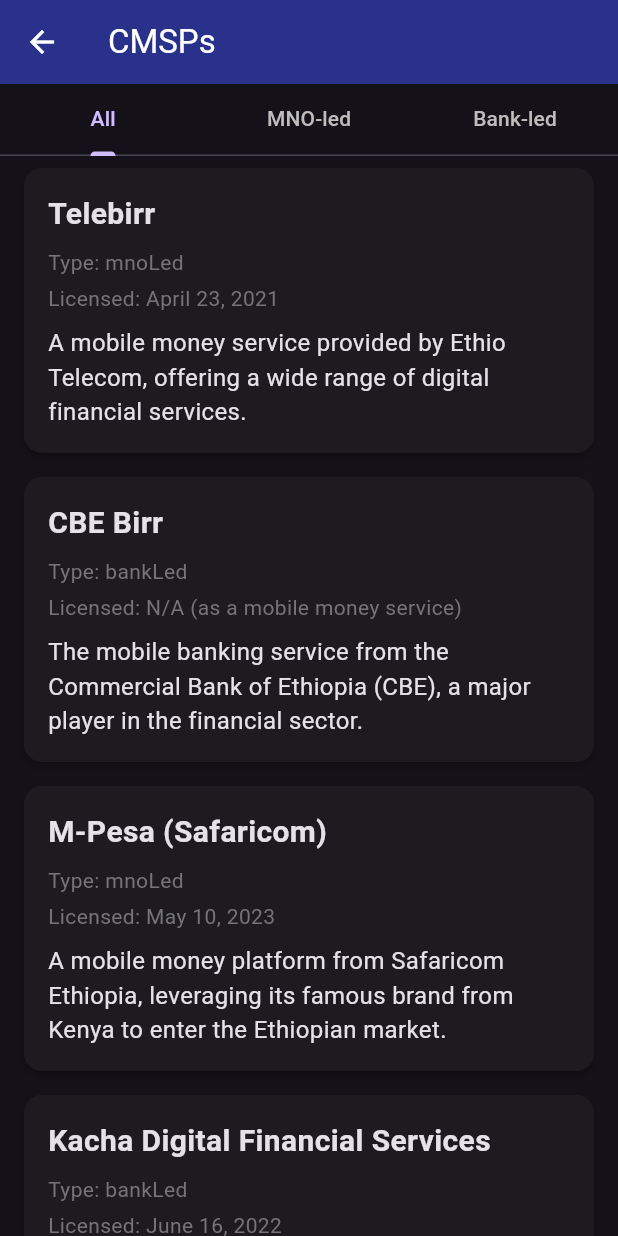
After one commit to Stocet/learning_path, a Flutter app: the screen it shows after launch, after a tap on the "nightlight round" icon, after a tap on "CMSPs", on a phone screen of 412 x 824 dp. The commit adds this screen. Run offline on Flutter 3.47's test engine with Material 3 defaults, Android fonts, the phone set to English and light mode, and no system bars.

Commit message:
cmsp is done

```diff
--- /dev/null
+++ b/lib/data/cmsp_data.dart
@@ -0,0 +1,95 @@
+// cmsp_data.dart
+enum CMSPType {
+  all,
+  mnoLed, // Mobile Network Operator-led
+  bankLed, // Bank-led
+}
+
+class CMSP {
+  final String name;
+  final CMSPType type;
+  final String licensedDate;
+  final String summary;
+  final String background;
+  final String goals;
+  final String capital;
+
+  CMSP({
+    required this.name,
+    required this.type,
+    required this.licensedDate,
+    required this.summary,
+    required this.background,
+    required this.goals,
+    required this.capital,
+  });
+}
+
+// Mock CMSP data for Ethiopia
+final List<CMSP> mockCMSPs = [
+  CMSP(
+    name: 'Telebirr',
+    type: CMSPType.mnoLed,
+    licensedDate: 'April 23, 2021',
+    summary:
+        'A mobile money service provided by Ethio Telecom, offering a wide range of digital financial services.',
+    background:
+        'Launched by the state-owned telecom company, Ethio Telecom, to facilitate cashless transactions and boost financial inclusion. It was the first mobile network operator-led financial service in Ethiopia.',
+    goals:
+        'To provide a secure and convenient mobile money platform, expand financial services to unbanked populations, and enable digital payments for goods and services.',
+    capital:
+        'Backed by the significant capital and infrastructure of Ethio Telecom.',
+  ),
+  CMSP(
+    name: 'CBE Birr',
+    type: CMSPType.bankLed,
+    licensedDate: 'N/A (as a mobile money service)',
+    summary:
+        'The mobile banking service from the Commercial Bank of Ethiopia (CBE), a major player in the financial sector.',
+    background:
+        'As the largest bank in Ethiopia, CBE introduced CBE Birr to leverage its vast customer base and agent network for mobile financial services. It is a key part of the bank\'s digital transformation strategy.',
+    goals:
+        'To extend banking services beyond physical branches, provide a simple and accessible platform for transactions, and promote digital payments among its millions of customers.',
+    capital:
+        'Supported by the substantial capital and financial backing of the Commercial Bank of Ethiopia.',
+  ),
+  CMSP(
+    name: 'M-Pesa (Safaricom)',
+    type: CMSPType.mnoLed,
+    licensedDate: 'May 10, 2023',
+    summary:
+        'A mobile money platform from Safaricom Ethiopia, leveraging its famous brand from Kenya to enter the Ethiopian market.',
+    background:
+        'Following its successful launch in Kenya, Safaricom brought its widely-known M-Pesa platform to Ethiopia. It aims to replicate its success by providing a robust and inclusive mobile money ecosystem.',
+    goals:
+        'To become a leading mobile money provider in Ethiopia, offering essential services like person-to-person transfers, merchant payments, and international remittances.',
+    capital:
+        'Part of the substantial investment by Safaricom and its consortium in the Ethiopian telecommunications and financial sectors.',
+  ),
+  CMSP(
+    name: 'Kacha Digital Financial Services',
+    type: CMSPType.bankLed,
+    licensedDate: 'June 16, 2022',
+    summary:
+        'A digital financial services provider, licensed by the National Bank of Ethiopia, offering a new alternative in the market.',
+    background:
+        'Kacha is a standalone digital financial services provider, backed by a consortium of banks, fintech companies, and other partners. It was the first to receive a Payment Instrument Issuer license from NBE.',
+    goals:
+        'To bridge the gap in digital financial services, focusing on innovative solutions and partnerships to serve a broader audience, including rural communities.',
+    capital:
+        'Backed by a significant initial investment from its consortium of founders.',
+  ),
+  CMSP(
+    name: 'Yaya Payment Instrument Issuer',
+    type: CMSPType.bankLed,
+    licensedDate: 'October 13, 2023',
+    summary:
+        'Another key player in the digital payments space, offering a range of services to both individuals and businesses.',
+    background:
+        'Yaya is a payment instrument issuer that aims to be a comprehensive digital wallet, providing services that go beyond basic transfers to include e-commerce and bill payments.',
+    goals:
+        'To build a robust digital ecosystem for payments, fostering a cashless society and providing user-friendly financial tools.',
+    capital:
+        'Funded by a group of investors and partners to compete in the growing digital finance market.',
+  ),
+];
--- a/lib/main.dart
+++ b/lib/main.dart
@@ -1,76 +1,190 @@
 import 'package:flutter/material.dart';
 import 'package:stocet_learning_path/pages/bond_list_screen.dart';
+import 'package:stocet_learning_path/pages/cmsp_list_screen.dart';
 import 'package:stocet_learning_path/pages/stock_list_screen.dart';
 
 void main() {
   runApp(const MyApp());
 }
 
-class MyApp extends StatelessWidget {
+class MyApp extends StatefulWidget {
   const MyApp({super.key});
 
   @override
+  State<MyApp> createState() => _MyAppState();
+}
+
+class _MyAppState extends State<MyApp> {
+  final ValueNotifier<ThemeMode> _themeNotifier = ValueNotifier(
+    ThemeMode.light,
+  );
+
+  @override
   Widget build(BuildContext context) {
+    return ValueListenableBuilder<ThemeMode>(
+      valueListenable: _themeNotifier,
+      builder: (_, mode, __) {
         return MaterialApp(
-      title: 'Mobile Viewer',
+          title: 'CMSP Explorer',
+          // Light theme
           theme: ThemeData(
-        primarySwatch: Colors.blueGrey,
+            primarySwatch: Colors.indigo,
+            brightness: Brightness.light,
             visualDensity: VisualDensity.adaptivePlatformDensity,
             appBarTheme: const AppBarTheme(
-          backgroundColor: Colors.blueGrey,
+              backgroundColor: Colors.indigo,
               foregroundColor: Colors.white,
               elevation: 4,
             ),
             cardTheme: CardTheme(
               elevation: 2,
               shape: RoundedRectangleBorder(
-            borderRadius: BorderRadius.circular(10),
+                borderRadius: BorderRadius.circular(12),
               ),
               margin: const EdgeInsets.symmetric(vertical: 8, horizontal: 16),
             ),
           ),
-      home: const MainScreen(),
+          // Dark theme
+          darkTheme: ThemeData(
+            brightness: Brightness.dark,
+            primarySwatch: Colors.indigo,
+            visualDensity: VisualDensity.adaptivePlatformDensity,
+            appBarTheme: const AppBarTheme(
+              backgroundColor: Color(0xFF1A237E), // A dark blue
+              foregroundColor: Colors.white,
+              elevation: 4,
+            ),
+            cardColor: Colors.grey[850], // Darker background for cards
+            cardTheme: CardTheme(
+              elevation: 2,
+              shape: RoundedRectangleBorder(
+                borderRadius: BorderRadius.circular(12),
+              ),
+              margin: const EdgeInsets.symmetric(vertical: 8, horizontal: 16),
+            ),
+          ),
+          themeMode: mode,
+          home: MainScreen(themeNotifier: _themeNotifier),
           debugShowCheckedModeBanner: false,
+        );
+      },
     );
   }
 }
 
-class MainScreen extends StatefulWidget {
-  const MainScreen({super.key});
+class MainScreen extends StatelessWidget {
+  final ValueNotifier<ThemeMode> themeNotifier;
 
-  @override
-  State<MainScreen> createState() => _MainScreenState();
-}
-
-class _MainScreenState extends State<MainScreen> {
-  int _selectedIndex = 0;
-
-  static const List<Widget> _widgetOptions = <Widget>[
-    StockListScreen(),
-    BondListScreen(),
-  ];
-
-  void _onItemTapped(int index) {
-    setState(() {
-      _selectedIndex = index;
-    });
-  }
+  const MainScreen({super.key, required this.themeNotifier});
 
   @override
   Widget build(BuildContext context) {
     return Scaffold(
-      body: _widgetOptions.elementAt(_selectedIndex),
-      bottomNavigationBar: BottomNavigationBar(
-        items: const <BottomNavigationBarItem>[
-          BottomNavigationBarItem(
-            icon: Icon(Icons.trending_up),
-            label: 'Stocks',
+      appBar: AppBar(
+        title: const Text('Mobile Viewer'),
+        actions: [
+          // Theme toggle button
+          IconButton(
+            icon: Icon(
+              themeNotifier.value == ThemeMode.dark
+                  ? Icons.wb_sunny
+                  : Icons.nightlight_round,
             ),
-          BottomNavigationBarItem(icon: Icon(Icons.money), label: 'Bonds'),
+            onPressed: () {
+              themeNotifier.value =
+                  themeNotifier.value == ThemeMode.light
+                      ? ThemeMode.dark
+                      : ThemeMode.light;
+            },
+          ),
         ],
-        currentIndex: _selectedIndex,
-        selectedItemColor: Colors.blueGrey,
-        onTap: _onItemTapped,
+      ),
+      body: ListView(
+        padding: const EdgeInsets.all(16.0),
+        children: [
+          _buildMarketCard(
+            context,
+            'CMSPs',
+            'Browse digital financial services.',
+            Icons.apps,
+            () => Navigator.push(
+              context,
+              MaterialPageRoute(builder: (context) => const CMSPListScreen()),
+            ),
+          ),
+          _buildMarketCard(
+            context,
+            'Stocks',
+            'View the latest stock market trends.',
+            Icons.trending_up,
+            () => Navigator.push(
+              context,
+              MaterialPageRoute(builder: (context) => const StockListScreen()),
+            ),
+          ),
+          _buildMarketCard(
+            context,
+            'Bonds',
+            'Explore current bond market data.',
+            Icons.money,
+            () => Navigator.push(
+              context,
+              MaterialPageRoute(builder: (context) => const BondListScreen()),
+            ),
+          ),
+        ],
+      ),
+    );
+  }
+
+  Widget _buildMarketCard(
+    BuildContext context,
+    String title,
+    String subtitle,
+    IconData icon,
+    VoidCallback onTap,
+  ) {
+    return Card(
+      elevation: 4,
+      shape: RoundedRectangleBorder(borderRadius: BorderRadius.circular(12)),
+      child: InkWell(
+        onTap: onTap,
+        borderRadius: BorderRadius.circular(12),
+        child: Padding(
+          padding: const EdgeInsets.all(20.0),
+          child: Row(
+            children: [
+              Icon(
+                icon,
+                size: 40,
+                color: Theme.of(context).colorScheme.primary,
+              ),
+              const SizedBox(width: 20),
+              Column(
+                crossAxisAlignment: CrossAxisAlignment.start,
+                children: [
+                  Text(
+                    title,
+                    style: const TextStyle(
+                      fontSize: 20,
+                      fontWeight: FontWeight.bold,
+                    ),
+                  ),
+                  const SizedBox(height: 4),
+                  Text(
+                    subtitle,
+                    style: TextStyle(
+                      fontSize: 14,
+                      color: Theme.of(
+                        context,
+                      ).colorScheme.onSurface.withOpacity(0.6),
+                    ),
+                  ),
+                ],
+              ),
+            ],
+          ),
+        ),
       ),
     );
   }
--- /dev/null
+++ b/lib/pages/cmsp_detail_screen.dart
@@ -0,0 +1,65 @@
+// cmsp_detail_screen.dart
+import 'package:flutter/material.dart';
+import 'package:stocet_learning_path/data/cmsp_data.dart';
+
+class CMSPDetailScreen extends StatelessWidget {
+  final CMSP cmsp;
+
+  const CMSPDetailScreen({super.key, required this.cmsp});
+
+  @override
+  Widget build(BuildContext context) {
+    return Scaffold(
+      appBar: AppBar(title: Text(cmsp.name)),
+      body: SingleChildScrollView(
+        padding: const EdgeInsets.all(16.0),
+        child: Column(
+          crossAxisAlignment: CrossAxisAlignment.start,
+          children: [
+            Text(
+              cmsp.name,
+              style: const TextStyle(fontSize: 28, fontWeight: FontWeight.bold),
+            ),
+            const SizedBox(height: 8),
+            Text(
+              'Licensed on: ${cmsp.licensedDate}',
+              style: TextStyle(
+                fontSize: 16,
+                fontStyle: FontStyle.italic,
+                color: Theme.of(context).colorScheme.onSurface.withOpacity(0.6),
+              ),
+            ),
+            const SizedBox(height: 24),
+            const Text(
+              'Summary',
+              style: TextStyle(fontSize: 20, fontWeight: FontWeight.bold),
+            ),
+            const Divider(),
+            Text(cmsp.summary, style: const TextStyle(fontSize: 16)),
+            const SizedBox(height: 16),
+            const Text(
+              'Background',
+              style: TextStyle(fontSize: 20, fontWeight: FontWeight.bold),
+            ),
+            const Divider(),
+            Text(cmsp.background, style: const TextStyle(fontSize: 16)),
+            const SizedBox(height: 16),
+            const Text(
+              'Goals',
+              style: TextStyle(fontSize: 20, fontWeight: FontWeight.bold),
+            ),
+            const Divider(),
+            Text(cmsp.goals, style: const TextStyle(fontSize: 16)),
+            const SizedBox(height: 16),
+            const Text(
+              'Capital',
+              style: TextStyle(fontSize: 20, fontWeight: FontWeight.bold),
+            ),
+            const Divider(),
+            Text(cmsp.capital, style: const TextStyle(fontSize: 16)),
+          ],
+        ),
+      ),
+    );
+  }
+}
--- /dev/null
+++ b/lib/pages/cmsp_list_screen.dart
@@ -0,0 +1,126 @@
+import 'package:flutter/material.dart';
+import 'package:stocet_learning_path/data/cmsp_data.dart';
+import 'package:stocet_learning_path/pages/cmsp_detail_screen.dart';
+
+class CMSPListScreen extends StatefulWidget {
+  const CMSPListScreen({super.key});
+
+  @override
+  State<CMSPListScreen> createState() => _CMSPListScreenState();
+}
+
+class _CMSPListScreenState extends State<CMSPListScreen> {
+  final List<CMSP> _allCMSPs = mockCMSPs;
+  late List<CMSP> _filteredCMSPs;
+
+  @override
+  void initState() {
+    super.initState();
+    _filteredCMSPs = _allCMSPs;
+  }
+
+  void _filterCMSPs(CMSPType type) {
+    setState(() {
+      if (type == CMSPType.all) {
+        _filteredCMSPs = _allCMSPs;
+      } else {
+        _filteredCMSPs = _allCMSPs.where((cmsp) => cmsp.type == type).toList();
+      }
+    });
+  }
+
+  @override
+  Widget build(BuildContext context) {
+    return Scaffold(
+      appBar: AppBar(title: const Text('CMSPs')),
+      body: DefaultTabController(
+        length: 3, // All, MNO-led, Bank-led
+        child: Column(
+          children: [
+            TabBar(
+              labelColor: Theme.of(context).colorScheme.primary,
+              unselectedLabelColor:
+                  Theme.of(context).brightness == Brightness.dark
+                      ? Colors.grey[400]
+                      : Colors.grey,
+              tabs: const [
+                Tab(text: 'All'),
+                Tab(text: 'MNO-led'),
+                Tab(text: 'Bank-led'),
+              ],
+              onTap: (index) {
+                if (index == 0) {
+                  _filterCMSPs(CMSPType.all);
+                } else if (index == 1) {
+                  _filterCMSPs(CMSPType.mnoLed);
+                } else {
+                  _filterCMSPs(CMSPType.bankLed);
+                }
+              },
+            ),
+            Expanded(
+              child:
+                  _filteredCMSPs.isEmpty
+                      ? const Center(child: Text('No CMSPs to display.'))
+                      : ListView.builder(
+                        itemCount: _filteredCMSPs.length,
+                        itemBuilder: (context, index) {
+                          final cmsp = _filteredCMSPs[index];
+                          return InkWell(
+                            onTap: () {
+                              Navigator.push(
+                                context,
+                                MaterialPageRoute(
+                                  builder:
+                                      (context) => CMSPDetailScreen(cmsp: cmsp),
+                                ),
+                              );
+                            },
+                            child: Card(
+                              child: Padding(
+                                padding: const EdgeInsets.all(16.0),
+                                child: Column(
+                                  crossAxisAlignment: CrossAxisAlignment.start,
+                                  children: [
+                                    Text(
+                                      cmsp.name,
+                                      style: const TextStyle(
+                                        fontSize: 20,
+                                        fontWeight: FontWeight.bold,
+                                      ),
+                                    ),
+                                    const SizedBox(height: 8),
+                                    Text(
+                                      'Type: ${cmsp.type.toString().split('.').last}',
+                                      style: TextStyle(
+                                        fontSize: 14,
+                                        color: Colors.grey[600],
+                                      ),
+                                    ),
+                                    const SizedBox(height: 4),
+                                    Text(
+                                      'Licensed: ${cmsp.licensedDate}',
+                                      style: TextStyle(
+                                        fontSize: 14,
+                                        color: Colors.grey[600],
+                                      ),
+                                    ),
+                                    const SizedBox(height: 8),
+                                    Text(
+                                      cmsp.summary,
+                                      style: const TextStyle(fontSize: 16),
+                                    ),
+                                  ],
+                                ),
+                              ),
+                            ),
+                          );
+                        },
+                      ),
+            ),
+          ],
+        ),
+      ),
+    );
+  }
+}
```
Also changed, not shown: 2 other files. Lines whose indentation alone changed are shown as unchanged.
